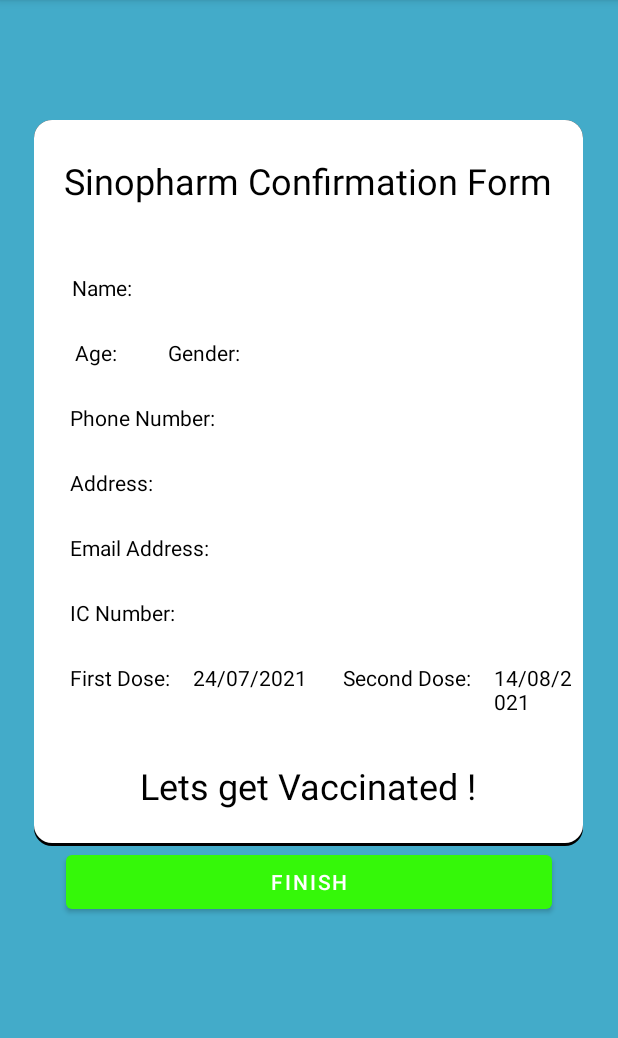
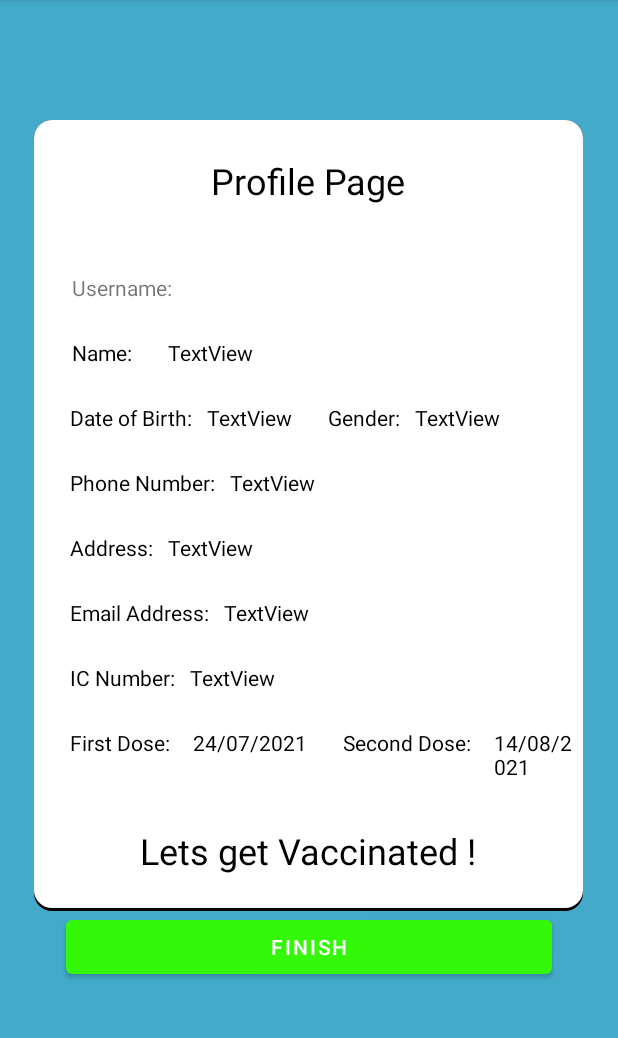
Before and after one commit to yousseftawfik11/CovidApplication, an Android app: the ConfirmationFormActivity screen opened directly, with no data from a screen before it, on a phone screen of 412 x 824 dp, the part 84-1122 px from its top. Run offline under Robolectric (Android 15) with nearby library versions, the light colour scheme and no system bars; Roboto replaces fonts that are not available here; 1 statement that could not run was skipped.

Commit message:
Beginning of profile page

```diff
--- a/app/src/main/java/com/example/covidapp/ConfirmationFormActivity.java
+++ b/app/src/main/java/com/example/covidapp/ConfirmationFormActivity.java
@@ -4,6 +4,7 @@
 import androidx.appcompat.app.AppCompatActivity;
 
 import android.content.Intent;
+import android.database.Cursor;
 import android.graphics.Color;
 import android.graphics.drawable.ColorDrawable;
 import android.os.Bundle;
@@ -13,13 +14,16 @@
 
 import java.text.DateFormat;
 import java.text.SimpleDateFormat;
+import java.util.ArrayList;
 import java.util.Calendar;
-import java.util.Date;
 
 public class ConfirmationFormActivity extends AppCompatActivity {
 
-    private TextView nameC,GenderC,myTitle,phoneNumC,addressC,ageC,EmailC,ICnumC,First_date,Second_date;
+    private TextView usernameC,nameC,GenderC,myTitle,phoneNumC,addressC,ageC,EmailC,ICnumC,First_date,Second_date;
     int listNumber;
+    String user;
+    DatabaseHelper db;
+    ArrayList<String> profile;
 
     @Override
     protected void onCreate(Bundle savedInstanceState) {
@@ -40,11 +44,11 @@
         //Set BackgroundDrawable
         actionBar.setBackgroundDrawable(colorDrawable);
 
-        myTitle= findViewById(R.id.vaccine_title);
+        //myTitle= findViewById(R.id.vaccine_title);
 
         // To determine the header of the form
         listNumber = getIntent().getExtras().getInt("QuestionListNumber");
-        if (listNumber == 1){
+        /*if (listNumber == 1){
             myTitle.setText("Astrazeneca Confirmation Form");
 
         }
@@ -55,10 +59,11 @@
         else{
             myTitle.setText("Sinopharm Confirmation Form");
 
-        }
-
-
-
+        }*/
+        user = getIntent().getStringExtra("username");
+        db = new DatabaseHelper(this);
+        //profile = new ArrayList<>();
+        usernameC = findViewById(R.id.conf_Username);
         nameC= findViewById(R.id.conf_name);
         GenderC= findViewById(R.id.conf_gender);
         phoneNumC= findViewById(R.id.conf_phone);
@@ -68,8 +73,9 @@
         ageC= findViewById(R.id.conf_age);
         First_date =findViewById(R.id.firstDose_date);
         Second_date= findViewById(R.id.secondDose_date);
+        loadProfile();
 
-        String Pname= getIntent().getStringExtra("name");
+        /*String Pname= getIntent().getStringExtra("name");
 
         String Pnum = getIntent().getStringExtra("phone");
         String PAdress= getIntent().getStringExtra("address");
@@ -79,16 +85,13 @@
         String genderNum= getIntent().getStringExtra("gender");
 
 
-
-
-
         nameC.setText(Pname);
         GenderC.setText(genderNum);
         phoneNumC.setText(Pnum);
         addressC.setText(PAdress);
         EmailC.setText(PEmail);
         ICnumC.setText(PICnum);
-        ageC.setText(P_age);
+        ageC.setText(P_age);*/
 
         //determining the date of the first does by adding 7 days to the day the form is filled
         DateFormat currentDate = new SimpleDateFormat("dd/MM/yyyy");
@@ -123,6 +126,26 @@
 
     }
 
+    private void loadProfile() {
+        usernameC.setText(user);
+        Cursor cursor = db.userProfileInfo(user);
+        while(cursor.moveToNext()) {
+            String name = cursor.getString(4);
+        }
+        /*if(cursor.getCount()==0){
+            Toast.makeText(this,"User Profile not found", Toast.LENGTH_SHORT).show();
+        }else{
+            //while (cursor.moveToNext()){
+                //profile.add(cursor.getString(0));
+                usernameC.setText(user);
+                String name = cursor.getString(4);
+                nameC.setText(name);
+            //}
+        }*/
+
+
+    }
+
 
     public void homepage(View view) {
         Intent intent = new Intent(this,MainActivity.class);
--- a/app/src/main/java/com/example/covidapp/DatabaseHelper.java
+++ b/app/src/main/java/com/example/covidapp/DatabaseHelper.java
@@ -157,4 +157,17 @@
         contentValues.put("vaccine", vaccineNumber);
         long result = db.update("user",contentValues,"id=?", new String[]{id});
     }
+
+    public Cursor userProfileInfo(String username){
+        //sql query to display all data in database
+        String query ="SELECT * FROM user WHERE username=?";
+        //creating database object
+        SQLiteDatabase db = this.getReadableDatabase();
+
+        Cursor cursor = null;
+        if(db !=null){//if database is not null
+            cursor = db.rawQuery(query,null);//execute the query and storing the result in cursor
+        }
+        return cursor;//will contain all the data from the table
+    }
 }
--- a/app/src/main/java/com/example/covidapp/MainActivity.java
+++ b/app/src/main/java/com/example/covidapp/MainActivity.java
@@ -98,4 +98,10 @@
         Intent admin = new Intent(this, ControlCenter.class);
         startActivity(admin);
     }
+
+    public void goProfile(View view) {
+        Intent next = new Intent(this, ConfirmationFormActivity.class);
+        next.putExtra("username", user);
+        startActivity(next);
+    }
 }
--- a/app/src/main/res/layout/activity_confirmation_form.xml
+++ b/app/src/main/res/layout/activity_confirmation_form.xml
@@ -32,15 +32,38 @@
             android:layout_height="match_parent" >
 
             <TextView
+                android:id="@+id/usernameHead"
+                android:layout_width="wrap_content"
+                android:layout_height="wrap_content"
+                android:layout_marginStart="25dp"
+                android:layout_marginLeft="25dp"
+                android:layout_marginTop="45dp"
+                android:text="Username:" />
+
+            <TextView
+                android:id="@+id/conf_Username"
+                android:layout_width="wrap_content"
+                android:layout_height="wrap_content"
+                android:layout_marginStart="10dp"
+                android:layout_marginLeft="10dp"
+                android:layout_marginTop="45dp"
+                android:text="TextView" />
+        </TableRow>
+
+        <TableRow
+            android:layout_width="match_parent"
+            android:layout_height="match_parent" >
+
+            <TextView
                 android:id="@+id/name_holder"
                 android:layout_width="wrap_content"
                 android:layout_height="wrap_content"
                 android:layout_marginStart="25dp"
                 android:layout_marginLeft="25dp"
-                android:layout_marginTop="45dp"
+                android:layout_marginTop="24dp"
                 android:fontFamily="@font/alegreya_sans_sc_medium"
-                android:textColor="@color/black"
-                android:text="@string/name_header" />
+                android:text="@string/name_header"
+                android:textColor="@color/black" />
 
             <TextView
                 android:id="@+id/conf_name"
@@ -48,7 +71,7 @@
                 android:layout_height="wrap_content"
                 android:layout_marginStart="24dp"
                 android:layout_marginLeft="10dp"
-                android:layout_marginTop="45dp"
+                android:layout_marginTop="24dp"
                 android:fontFamily="@font/alegreya_sans_sc_medium"
                 android:text="TextView"
                 android:textColor="@color/black"
@@ -67,10 +90,9 @@
                 android:layout_marginStart="24dp"
                 android:layout_marginLeft="24dp"
                 android:layout_marginTop="24dp"
-                android:text=" Age:"
                 android:fontFamily="@font/alegreya_sans_sc_medium"
-                android:textColor="@color/black"
-                />
+                android:text="Date of Birth:"
+                android:textColor="@color/black" />
 
             <TextView
                 android:id="@+id/conf_age"
--- a/app/src/main/res/layout/activity_main.xml
+++ b/app/src/main/res/layout/activity_main.xml
@@ -215,6 +215,15 @@
                 android:text="To Control Center"
                 android:textColor="@color/black"
                 app:backgroundTint="@color/white" />
+
+            <Button
+                android:id="@+id/profile_button"
+                android:layout_width="match_parent"
+                android:layout_height="wrap_content"
+                android:onClick="goProfile"
+                android:text="Profile"
+                android:textColor="@color/black"
+                app:backgroundTint="@color/white" />
         </LinearLayout>
 
     </LinearLayout>
```
